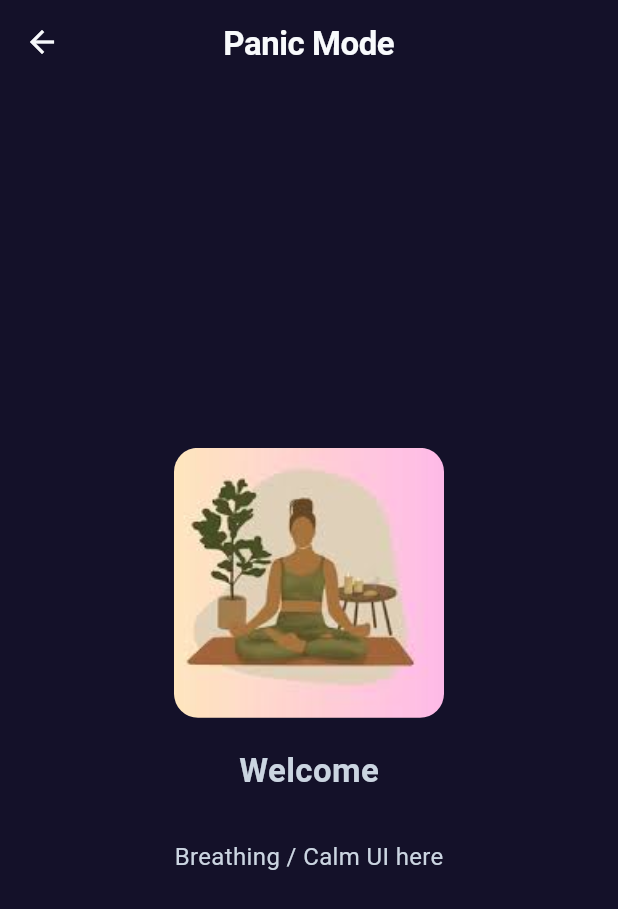
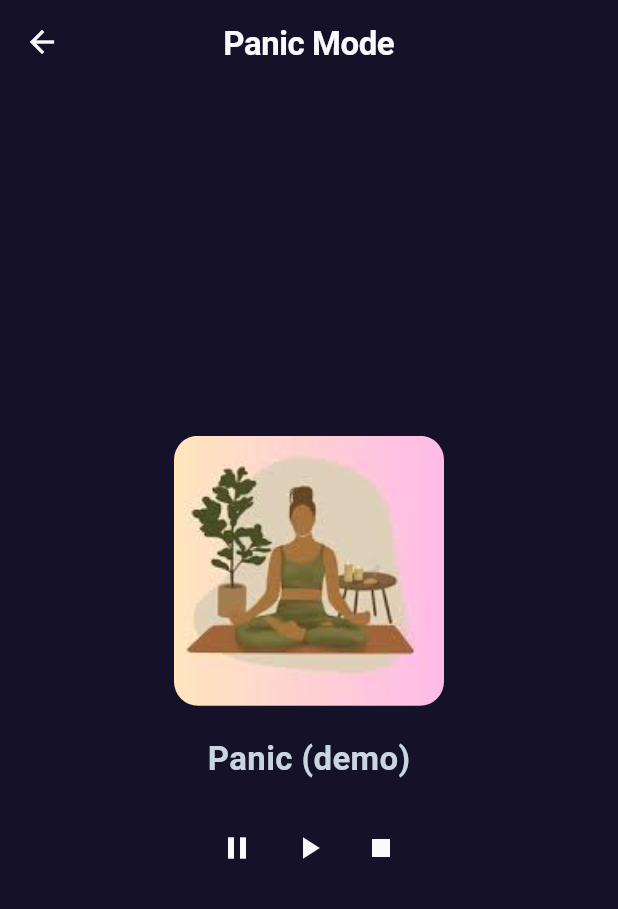
Before and after one commit to ivicamadzo/motiva3, a Flutter app: the screen it shows after launch, after a tap on "Паника", on a phone screen of 412 x 824 dp. Shown: the top 909 px of the screen. Run offline on Flutter 3.47's test engine with Material 3 defaults, Android fonts, the phone set to English and light mode, and no system bars; our stand-ins replace just_audio; Roboto replaces fonts that are missing (NotoSans).

Commit message:
feat(audio): complete core audio setup and global command integration (WIP)

```diff
--- a/lib/features/audio/core/audio_controller.dart
+++ b/lib/features/audio/core/audio_controller.dart
@@ -1,13 +1,161 @@
-import 'audio_singleton.dart'; //zasega prazen
+import 'dart:async';
+
+import '../data/models/audio_item.dart';
+import '../data/models/audio_category.dart';
+import '../data/models/audio_state.dart';
+
+import '../data/playlists/panic_playlist.dart';
+import '../data/playlists/overthinking_playlist.dart';
+import '../data/playlists/rumination_playlist.dart';
+
+import 'audio_singleton.dart';
+import 'package:just_audio/just_audio.dart';
 
 class AudioController {
-  final _audio = AudioSingleton.instance;
+  final _audioService = AudioSingleton.service;
 
-  void playTest() {
-    _audio.playAsset("assets/panic/1.mp3");
+  AudioController() {
+    _initAutoNext();
   }
 
-  void stop() {
-    _audio.stop();
+  AudioCategory? _currentCategory;
+  AudioItem? _currentTrack;
+  List<AudioItem> _currentPlaylist = [];
+  int _currentIndex = 0;
+
+  final StreamController<AudioState> _stateController =
+      StreamController<AudioState>.broadcast();
+
+  AudioState _state = AudioState(
+    currentTrack: null,
+    currentCategory: null,
+    isPlaying: false,
+  );
+
+  Stream<AudioState> get stateStream => _stateController.stream;
+  AudioState get state => _state;
+
+  AudioCategory? get currentCategory => _currentCategory;
+  AudioItem? get currentTrack => _currentTrack;
+  List<AudioItem> get currentPlaylist => _currentPlaylist;
+
+  void _updateState(AudioState newState) {
+    _state = newState;
+    _stateController.add(newState);
+  }
+
+  // 🎯 PLAY CATEGORY
+  Future<void> playCategory(AudioCategory category) async {
+    _currentCategory = category;
+
+    switch (category) {
+      case AudioCategory.panic:
+        _currentPlaylist = panicPlaylist;
+        break;
+      case AudioCategory.overthinking:
+        _currentPlaylist = overthinkingPlaylist;
+        break;
+      case AudioCategory.rumination:
+        _currentPlaylist = ruminationPlaylist;
+        break;
+    }
+
+    if (_currentPlaylist.isEmpty) return;
+
+    _currentIndex = 0;
+    await _playAtIndex(_currentIndex);
+  }
+
+  // ▶️ INTERNAL PLAY
+  Future<void> _playAtIndex(int index) async {
+    if (index < 0 || index >= _currentPlaylist.length) return;
+
+    _currentIndex = index;
+    _currentTrack = _currentPlaylist[_currentIndex];
+
+    await _audioService.play(_currentTrack!.assetPath);
+
+    _updateState(
+      _state.copyWith(
+        currentTrack: _currentTrack,
+        currentCategory: _currentCategory,
+        isPlaying: true,
+      ),
+    );
+  }
+
+  Future<void> playTrack(AudioItem item) async {
+    _currentTrack = item;
+
+    await _audioService.play(item.assetPath);
+
+    _updateState(_state.copyWith(currentTrack: _currentTrack, isPlaying: true));
+  }
+
+  Future<void> pause() async {
+    await _audioService.pause();
+    _updateState(_state.copyWith(isPlaying: false));
+  }
+
+  Future<void> resume() async {
+    await _audioService.resume();
+    _updateState(_state.copyWith(isPlaying: true));
+  }
+
+  Future<void> stop() async {
+    await _audioService.stop();
+
+    _currentTrack = null;
+    _currentPlaylist = [];
+    _currentCategory = null;
+    _currentIndex = 0;
+
+    _updateState(
+      AudioState(currentTrack: null, currentCategory: null, isPlaying: false),
+    );
+  }
+
+  Future<void> next() async {
+    if (_currentPlaylist.isEmpty) return;
+
+    final nextIndex = _currentIndex + 1;
+
+    if (nextIndex >= _currentPlaylist.length) {
+      await stop();
+      return;
+    }
+
+    await _playAtIndex(nextIndex);
+  }
+
+  Future<void> previous() async {
+    if (_currentPlaylist.isEmpty) return;
+
+    final prevIndex = _currentIndex - 1;
+
+    if (prevIndex < 0) return;
+
+    await _playAtIndex(prevIndex);
+  }
+
+  Future<void> seek(Duration position) async {
+    await _audioService.player.seek(position);
+  }
+
+  void _initAutoNext() {
+    _audioService.player.playerStateStream.listen((state) {
+      final isCompleted = state.processingState == ProcessingState.completed;
+
+      if (isCompleted) {
+        next();
+      }
+    });
+  }
+
+  Stream<Duration> get positionStream => _audioService.positionStream;
+  Stream<Duration?> get durationStream => _audioService.durationStream;
+
+  void dispose() {
+    _stateController.close();
   }
 }
--- a/lib/features/audio/core/audio_singleton.dart
+++ b/lib/features/audio/core/audio_singleton.dart
@@ -1,5 +1,12 @@
-import 'audio_service.dart'; //global player
+import 'package:just_audio/just_audio.dart';
+
+import 'audio_controller.dart';
+import '../services/audio_service.dart';
 
 class AudioSingleton {
-  static final AudioService instance = AudioService();
+  static final AudioPlayer _player = AudioPlayer();
+
+  static final AudioService service = AudioService(_player);
+
+  static final AudioController controller = AudioController();
 }
--- a/lib/features/audio/data/audio_item.dart
+++ b/lib/features/audio/data/audio_item.dart
@@ -1,13 +1,6 @@
 class AudioItem {
-  final String id;
   final String title;
-  final String asset;
-  final String artwork;
+  final String assetPath;
 
-  const AudioItem({
-    required this.id,
-    required this.title,
-    required this.asset,
-    required this.artwork,
-  });
+  AudioItem({required this.title, required this.assetPath});
 }
--- /dev/null
+++ b/lib/features/audio/data/models/audio_category.dart
@@ -0,0 +1 @@
+enum AudioCategory { panic, overthinking, rumination }
--- /dev/null
+++ b/lib/features/audio/data/models/audio_item.dart
@@ -0,0 +1,11 @@
+class AudioItem {
+  final String title;
+  final String assetPath;
+  final String artwork;
+
+  AudioItem({
+    required this.title,
+    required this.assetPath,
+    required this.artwork,
+  });
+}
--- /dev/null
+++ b/lib/features/audio/data/models/audio_state.dart
@@ -0,0 +1,26 @@
+import 'audio_item.dart';
+import 'audio_category.dart';
+
+class AudioState {
+  final AudioItem? currentTrack;
+  final AudioCategory? currentCategory;
+  final bool isPlaying;
+
+  AudioState({
+    required this.currentTrack,
+    required this.currentCategory,
+    required this.isPlaying,
+  });
+
+  AudioState copyWith({
+    AudioItem? currentTrack,
+    AudioCategory? currentCategory,
+    bool? isPlaying,
+  }) {
+    return AudioState(
+      currentTrack: currentTrack ?? this.currentTrack,
+      currentCategory: currentCategory ?? this.currentCategory,
+      isPlaying: isPlaying ?? this.isPlaying,
+    );
+  }
+}
--- a/lib/features/audio/data/playlist.dart
+++ b/lib/features/audio/data/playlist.dart
@@ -1,8 +1,4 @@
-import 'audio_item.dart';
+import 'models/audio_item.dart';
 
-const welcomeTrack = AudioItem(
-  id: 'welcome',
-  title: 'Welcome',
-  asset: 'assets/audio/welcome.mp3',
-  artwork: 'assets/images/welcome.jpg',
-);
+// optional type alias (clean + useful)
+typedef Playlist = List<AudioItem>;
--- a/lib/features/audio/widgets/artwork.dart
+++ b/lib/features/audio/widgets/artwork.dart
@@ -1,17 +1,16 @@
 import 'package:flutter/material.dart';
-import '../data/audio_item.dart';
 
 class Artwork extends StatelessWidget {
-  final AudioItem item;
+  final String artworkPath;
 
-  const Artwork({super.key, required this.item});
+  const Artwork({super.key, required this.artworkPath});
 
   @override
   Widget build(BuildContext context) {
     return ClipRRect(
       borderRadius: BorderRadius.circular(16),
       child: Image.asset(
-        item.artwork,
+        artworkPath,
         width: 180,
         height: 180,
         fit: BoxFit.cover,
--- a/lib/features/home/data/tool_items.dart
+++ b/lib/features/home/data/tool_items.dart
@@ -2,6 +2,7 @@ import 'package:flutter/material.dart';
 
 import '../../breathing/screens/breathing_home_screen.dart';
 import '../../panic/panic_screen.dart';
+import '../../test_audio/test_audio_screen.dart';
 
 class ToolNavItem {
   final IconData icon;
@@ -26,4 +27,9 @@ final toolCards = [
     title: "Паника",
     screenBuilder: () => PanicScreen(),
   ),
+  ToolNavItem(
+    icon: Icons.bug_report,
+    title: "Audio Test",
+    screenBuilder: () => const TestAudioScreen(),
+  ),
 ];
--- a/lib/features/panic/panic_screen.dart
+++ b/lib/features/panic/panic_screen.dart
@@ -1,7 +1,9 @@
 import 'package:flutter/material.dart';
-import '../audio/services/audio_service.dart';
-import '../audio/data/playlist.dart';
+
+import '../audio/core/audio_singleton.dart';
+import '../audio/data/models/audio_category.dart';
 import '../audio/widgets/artwork.dart';
+import '../audio/data/models/audio_state.dart';
 
 class PanicScreen extends StatefulWidget {
   const PanicScreen({super.key});
@@ -11,26 +13,17 @@ class PanicScreen extends StatefulWidget {
 }
 
 class _PanicScreenState extends State<PanicScreen> {
-  final AudioService audio = AudioService();
-
-  static bool _played = false;
-
   @override
   void initState() {
     super.initState();
 
-    WidgetsBinding.instance.addPostFrameCallback((_) async {
-      if (!_played) {
-        _played = true;
-        await audio.play(welcomeTrack);
-      }
+    // Defer autoplay slightly so the UI can finish the first frame
+    // and avoid jank caused by asset loading.
+    WidgetsBinding.instance.addPostFrameCallback((_) {
+      Future.delayed(const Duration(milliseconds: 250), () {
+        AudioSingleton.controller.playCategory(AudioCategory.panic);
       });
-  }
-
-  @override
-  void dispose() {
-    audio.dispose();
-    super.dispose();
+    });
   }
 
   @override
@@ -38,30 +31,60 @@ class _PanicScreenState extends State<PanicScreen> {
     return Scaffold(
       appBar: AppBar(title: const Text("Panic Mode")),
 
-      body: Center(
-        child: Column(
+      body: StreamBuilder<AudioState>(
+        stream: AudioSingleton.controller.stateStream,
+        builder: (context, snapshot) {
+          final state = snapshot.data;
+
+          if (state == null || state.currentTrack == null) {
+            return const Center(child: CircularProgressIndicator());
+          }
+
+          final track = state.currentTrack!;
+
+          // Ensure artwork is precached so the thumbnail appears immediately
+          // and avoids a frame hitch when Image.asset decodes it.
+          WidgetsBinding.instance.addPostFrameCallback((_) {
+            precacheImage(AssetImage(track.artwork), context);
+          });
+
+          return Column(
             mainAxisAlignment: MainAxisAlignment.center,
             children: [
-            // 🎨 Thumbnail
-            Artwork(item: welcomeTrack),
+              Artwork(artworkPath: track.artwork),
 
               const SizedBox(height: 20),
 
-            // 🎵 Title
               Text(
-              welcomeTrack.title,
-              style: const TextStyle(fontSize: 22, fontWeight: FontWeight.bold),
+                track.title,
+                style: const TextStyle(
+                  fontSize: 22,
+                  fontWeight: FontWeight.bold,
+                ),
               ),
 
-            const SizedBox(height: 30),
+              const SizedBox(height: 20),
 
-            // 🌿 Calm UI placeholder
-            const Text(
-              "Breathing / Calm UI here",
-              style: TextStyle(fontSize: 16),
+              Row(
+                mainAxisAlignment: MainAxisAlignment.center,
+                children: [
+                  IconButton(
+                    icon: const Icon(Icons.pause),
+                    onPressed: AudioSingleton.controller.pause,
+                  ),
+                  IconButton(
+                    icon: const Icon(Icons.play_arrow),
+                    onPressed: AudioSingleton.controller.resume,
+                  ),
+                  IconButton(
+                    icon: const Icon(Icons.stop),
+                    onPressed: AudioSingleton.controller.stop,
                   ),
                 ],
               ),
+            ],
+          );
+        },
       ),
     );
   }
```
Also changed, not shown: lib/features/audio/core/audio_service.dart (deleted, +0 -28 lines), lib/features/audio/data/playlists/overthinking_playlist.dart (added, +21 -0 lines), lib/features/audio/data/playlists/panic_playlist.dart (added, +11 -0 lines), lib/features/audio/data/playlists/rumination_playlist.dart (added, +21 -0 lines), lib/features/audio/screens/audio_screen.dart (+57 -26 lines), lib/features/audio/services/audio_service.dart (+17 -12 lines), lib/features/audio/widgets/mini_player.dart (+52 -29 lines), lib/features/audio/widgets/play_button.dart (+9 -26 lines), lib/features/audio/widgets/progress_bar.dart (+5 -2 lines), lib/features/test_audio/test_audio_screen.dart (added, +87 -0 lines). Lines whose indentation alone changed are shown as unchanged.
